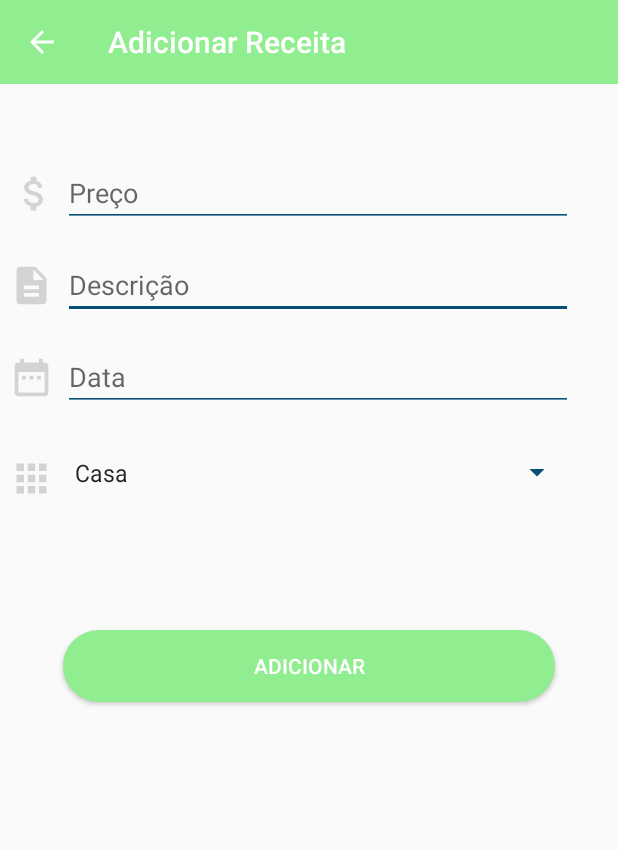
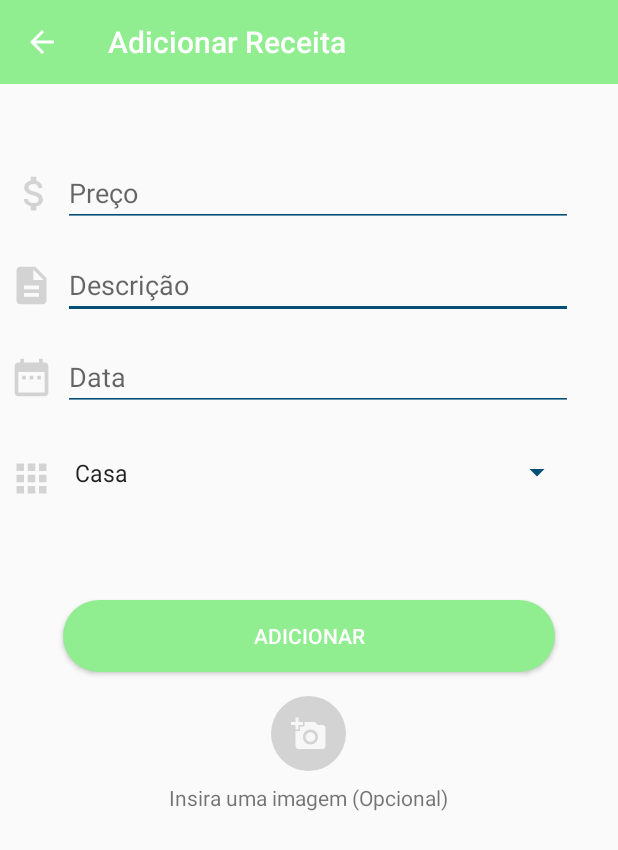
Before and after one commit to viniciusmesquitac/MobillsChallenge-Kotlin, an Android app: the InsertIncomesActivity screen opened directly, with no data from a screen before it, on a phone screen of 412 x 824 dp. Shown: the top 850 px of the screen. Run offline under Robolectric (Android 15) with nearby library versions, the phone set to English and light mode, and no system bars; our stand-ins replace Firebase (no records; nobody signed in at launch, a user with empty details on screens opened directly); libraries missing offline, so code that uses them is left out: es.dmoral.toasty.

Commit message:
feature add image income

```diff
--- a/app/src/main/java/com/example/financialapp/InsertExpensesActivity.kt
+++ b/app/src/main/java/com/example/financialapp/InsertExpensesActivity.kt
@@ -58,7 +58,7 @@ class InsertExpensesActivity : AppCompatActivity(), IInsertView {
             } else if (selectedUri != null) {
                 val filename = UUID.randomUUID().toString()
                 val ref = FirebaseStorage.getInstance().getReference("/images/$filename")
-                print(selectedUri)
+
                 ref.putFile(selectedUri!!)
                         .addOnSuccessListener(OnSuccessListener {
                             ref.downloadUrl.addOnSuccessListener {
--- a/app/src/main/res/layout/activity_insert_incomes.xml
+++ b/app/src/main/res/layout/activity_insert_incomes.xml
@@ -99,7 +99,7 @@
         android:layout_width="0dp"
         android:layout_height="wrap_content"
         android:layout_marginStart="42dp"
-        android:layout_marginTop="80dp"
+        android:layout_marginTop="60dp"
         android:layout_marginEnd="42dp"
         android:background="@drawable/button_rounded"
         android:backgroundTint="@color/colorLightGreen"
@@ -134,4 +134,41 @@
         app:layout_constraintTop_toTopOf="@+id/mySpinner_income"
         app:srcCompat="@drawable/category" />
 
+    <ImageButton
+        android:id="@+id/btnAddPhoto_income"
+        android:layout_width="50dp"
+        android:layout_height="50dp"
+        android:clickable="true"
+        android:background="@drawable/button_rounded"
+        android:backgroundTint="@color/colorGray50Op"
+        android:src="@drawable/add_photo"
+        app:layout_constraintBottom_toBottomOf="@+id/imageView_attach"
+        app:layout_constraintEnd_toEndOf="@+id/imageView_attach_income"
+        app:layout_constraintHorizontal_bias="0.498"
+        app:layout_constraintStart_toStartOf="@+id/imageView_attach_income"
+        app:layout_constraintTop_toTopOf="@+id/imageView_attach_income"
+        app:layout_constraintVertical_bias="0.241" />
+
+    <ImageView
+        android:id="@+id/imageView_attach_income"
+        android:layout_width="300dp"
+        android:layout_height="100dp"
+        android:layout_marginTop="16dp"
+        android:adjustViewBounds="true"
+        android:visibility="invisible"
+        app:layout_constraintEnd_toEndOf="@+id/btnCreateIncome"
+        app:layout_constraintStart_toStartOf="@+id/btnCreateIncome"
+        app:layout_constraintTop_toBottomOf="@+id/btnCreateIncome"
+        tools:srcCompat="@tools:sample/backgrounds/scenic[10]" />
+
+    <TextView
+        android:id="@+id/txt_image_income"
+        android:layout_width="wrap_content"
+        android:layout_height="wrap_content"
+        android:layout_marginTop="8dp"
+        android:text="Insira uma imagem (Opcional)"
+        app:layout_constraintEnd_toEndOf="@+id/btnAddPhoto_income"
+        app:layout_constraintStart_toStartOf="@+id/btnAddPhoto_income"
+        app:layout_constraintTop_toBottomOf="@+id/btnAddPhoto_income" />
+
 </androidx.constraintlayout.widget.ConstraintLayout>
```
Also changed, not shown: app/src/main/java/com/example/financialapp/InsertIncomesActivity.kt (+81 -9 lines).
